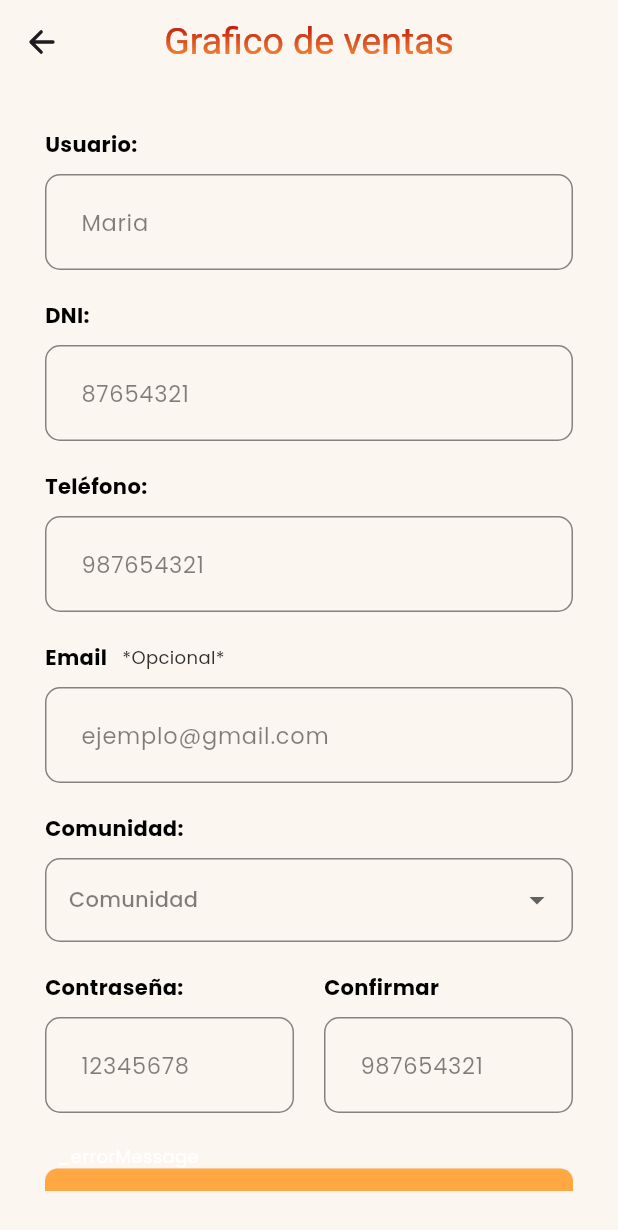
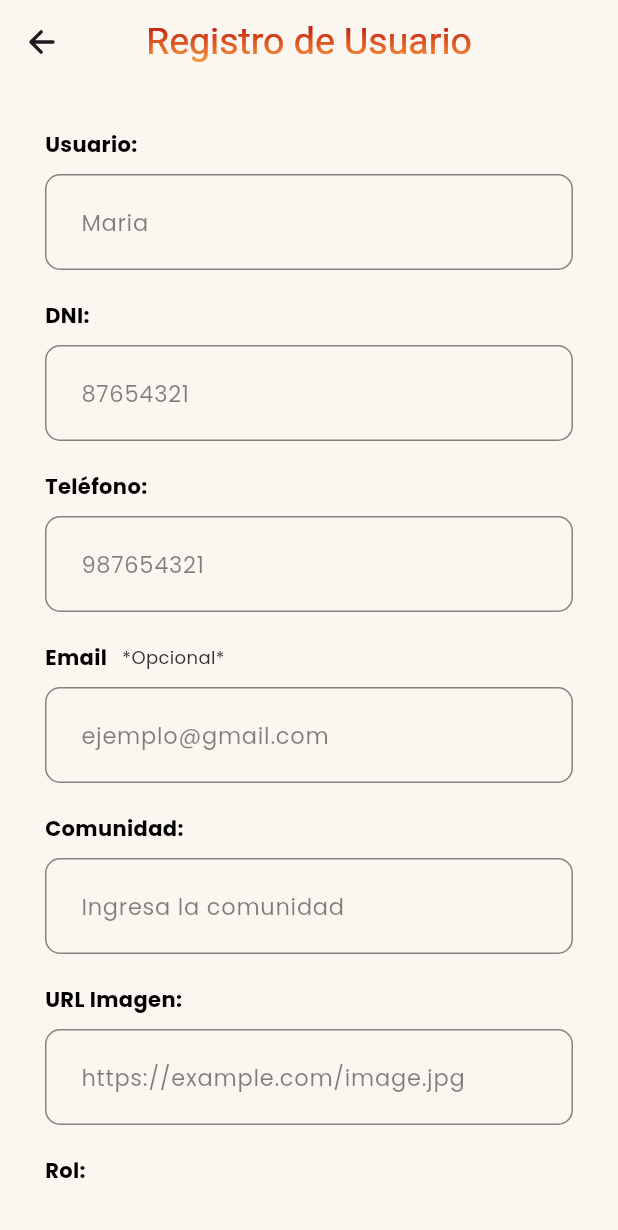
Before and after one commit to Esclender/wayllu-project, a Flutter app: the RegisterUserScreen screen opened by its route, on a phone screen of 412 x 824 dp. Shown: the top 1230 px of the screen. Run offline on Flutter 3.47's test engine with Material 3 defaults, Android fonts, the light colour scheme and no system bars; our stand-ins replace auto_route, auto_size_text, badges, dio, equatable, flutter_bloc and 12 more; generated files the repository leaves out were written again; Roboto replaces fonts that are missing (Gotham).

Commit message:
Logica para registrar usuarios

```diff
--- a/lib/main.dart
+++ b/lib/main.dart
@@ -7,6 +7,7 @@ import 'package:wayllu_project/src/config/router/app_router.dart';
 import 'package:wayllu_project/src/config/theme/app_theme.dart';
 import 'package:wayllu_project/src/data/api_repository.imp.dart';
 import 'package:wayllu_project/src/locator.dart';
+import 'package:wayllu_project/src/presentation/cubit/artisans_register_cubit.dart';
 import 'package:wayllu_project/src/presentation/cubit/productos_carrito_cubit.dart';
 import 'package:wayllu_project/src/presentation/cubit/products_list_cubit.dart';
 import 'package:wayllu_project/src/presentation/cubit/user_logged_cubit.dart';
@@ -58,6 +59,11 @@ class BlocSettup extends StatelessWidget {
             locator<ProductsApiRepositoryImpl>(),
           ),
         ),
+        BlocProvider<ArtisansCubit>(
+          create: (BuildContext context) => ArtisansCubit(
+            locator<ArtisansApiRepositoryImpl>(),
+          ),
+        ),
       ],
       child: MyApp(),
     );
--- a/lib/src/data/remoteRespositories/artesanos/artesanos.repo.dart
+++ b/lib/src/data/remoteRespositories/artesanos/artesanos.repo.dart
@@ -18,4 +18,10 @@ abstract class ArtesansApiServices {
     @Query('pagina') int pagina,
     @Query('nombre') String nombre,
   );
+
+
+  @POST('/registro')
+  Future<HttpResponse<void>> registerArtisan(
+    @Body() Map<String, dynamic> artisanData,
+  );
 }
--- /dev/null
+++ b/lib/src/domain/dtos/registerArtisanDto/artisan_rep.dart
@@ -0,0 +1,44 @@
+// ignore_for_file: public_member_api_docs, sort_constructors_first
+// ignore_for_file: non_constant_identifier_names
+import 'dart:convert';
+
+import 'package:equatable/equatable.dart';
+import 'package:json_annotation/json_annotation.dart';
+
+part 'artisan_rep.g.dart';
+
+@JsonSerializable()
+class ArtesanoDto {
+  final String NOMBRE_COMPLETO;
+  final int DNI;
+  final String COMUNIDAD;
+  final int CDG_COMUNIDAD;
+  final String CLAVE;
+  final int CODIGO;
+  final String URL_IMAGE;
+  final String ROL;
+
+  ArtesanoDto({
+    required this.NOMBRE_COMPLETO,
+    required this.DNI,
+    required this.COMUNIDAD,
+    required this.CDG_COMUNIDAD,
+    required this.CLAVE,
+    required this.CODIGO,
+    required this.URL_IMAGE,
+    required this.ROL,
+  });
+
+  Map<String, dynamic> toJson() {
+    return {
+      'NOMBRE_COMPLETO': NOMBRE_COMPLETO,
+      'DNI': DNI,
+      'COMUNIDAD': COMUNIDAD,
+      'CDG_COMUNIDAD': CDG_COMUNIDAD,
+      'CLAVE': CLAVE,
+      'CODIGO': CODIGO,
+      'URL_IMAGE': URL_IMAGE,
+      'ROL': ROL,
+    };
+  }
+}
--- a/lib/src/presentation/views/admin/usersScreens/register_screen.dart
+++ b/lib/src/presentation/views/admin/usersScreens/register_screen.dart
@@ -1,18 +1,21 @@
 import 'package:auto_route/auto_route.dart';
 import 'package:flutter/material.dart';
+import 'package:flutter_bloc/flutter_bloc.dart';
 import 'package:google_fonts/google_fonts.dart';
 import 'package:hexcolor/hexcolor.dart';
 import 'package:ionicons/ionicons.dart';
 import 'package:wayllu_project/src/config/router/app_router.dart';
+import 'package:wayllu_project/src/data/api_repository.imp.dart';
+import 'package:wayllu_project/src/domain/dtos/registerArtisanDto/artisan_rep.dart';
 import 'package:wayllu_project/src/domain/models/community_model.dart';
 import 'package:wayllu_project/src/locator.dart';
+import 'package:wayllu_project/src/presentation/cubit/artisans_register_cubit.dart';
 import 'package:wayllu_project/src/presentation/widgets/gradient_widgets.dart';
 import 'package:wayllu_project/src/presentation/widgets/register_user/info_label_modal.dart';
 import 'package:wayllu_project/src/presentation/widgets/register_user/my_text_label.dart';
 import 'package:wayllu_project/src/presentation/widgets/register_user/my_textfield.dart';
 import 'package:wayllu_project/src/presentation/widgets/register_user/space_y.dart';
 import 'package:wayllu_project/src/utils/constants/colors.dart';
-
 @RoutePage()
 class RegisterUserScreen extends StatefulWidget {
   const RegisterUserScreen({super.key});
@@ -23,8 +26,7 @@ class RegisterUserScreen extends StatefulWidget {
 
 class _RegisterUserScreenState extends State<RegisterUserScreen> {
   final TextEditingController _textEditingController = TextEditingController();
-
-  var community_select;
+  final _formKey = GlobalKey<FormState>();
 
   String? username;
   String? dni;
@@ -33,50 +35,24 @@ class _RegisterUserScreenState extends State<RegisterUserScreen> {
   String? community;
   String? password;
   String? confirmPassword;
+  String? urlImage;
+  String? rol;
 
   @override
   void dispose() {
     _textEditingController.clear();
     super.dispose();
   }
-
-  bool isEmailCorrect = false;
-  final _formKey = GlobalKey<FormState>();
-
   final appRouter = getIt<AppRouter>();
-
-  List<DropdownMenuItem<String>> communityDropdownItems =
-      list_community.map((community) {
-    return DropdownMenuItem<String>(
-      value: community.id,
-      child: Text(community.name),
-    );
-  }).toList();
-
-  Text t = Text(
-    'Comunidad',
-    style: GoogleFonts.poppins(
-      fontSize: 14,
-      color: const Color.fromARGB(
-        128,
-        0,
-        0,
-        0,
-      ),
-    ),
-  );
-
-// confirm modal
   void _submit() {
+    if (_formKey.currentState!.validate()) {
+      _formKey.currentState!.save();
       showDialog<void>(
         context: context,
         builder: (BuildContext context) {
           return AlertDialog(
             title: const Center(
-            child: Text(
-              '¿Estas segura de crear el nuevo usuario?',
-              style: TextStyle(fontSize: 18),
-            ),
+              child: Text('¿Estas segura de crear el nuevo usuario?', style: TextStyle(fontSize: 18)),
             ),
             content: SingleChildScrollView(
               child: Column(
@@ -89,10 +65,11 @@ class _RegisterUserScreenState extends State<RegisterUserScreen> {
                   const SpaceY(),
                   InfoLabelModal(hintText: 'Email:', valueText: email ?? ''),
                   const SpaceY(),
-                InfoLabelModal(
-                  hintText: 'Comunidad:',
-                  valueText: community_select.toString(),
-                ),
+                  InfoLabelModal(hintText: 'Comunidad:', valueText: community ?? ''),
+                  const SpaceY(),
+                  InfoLabelModal(hintText: 'URL Imagen:', valueText: urlImage ?? ''),
+                  const SpaceY(),
+                  InfoLabelModal(hintText: 'Rol:', valueText: rol ?? ''),
                 ],
               ),
             ),
@@ -108,7 +85,9 @@ class _RegisterUserScreenState extends State<RegisterUserScreen> {
                       ),
                     ),
                     child: const Text('Volver'),
-                  onPressed: () {},
+                    onPressed: () {
+                      Navigator.of(context).pop();
+                    },
                   ),
                   TextButton(
                     style: TextButton.styleFrom(
@@ -119,9 +98,32 @@ class _RegisterUserScreenState extends State<RegisterUserScreen> {
                     ),
                     child: const Text('Guardar'),
                     onPressed: () {
+                      if (username != null &&
+                          dni != null &&
+                          community != null &&
+                          password != null &&
+                          urlImage != null &&
+                          rol != null) {
+                        final artesano = ArtesanoDto(
+                          NOMBRE_COMPLETO: username!,
+                          DNI: int.parse(dni!),
+                          COMUNIDAD: community!,
+                          CDG_COMUNIDAD: 1, // Example value for CDG_COMUNIDAD
+                          CLAVE: password!,
+                          CODIGO: 1005, // Example value for CODIGO
+                          URL_IMAGE: urlImage!,
+                          ROL: rol!,
+                        );
+
+                        context.read<ArtisansCubit>().registerArtisan(artesano);
+
                         Navigator.of(context).pop();
                         FocusScope.of(context).unfocus();
                         _formKey.currentState?.reset();
+                      } else {
+                        // Handle the case when any variable is null
+                        // Show an error message or some other action
+                      }
                     },
                   ),
                 ],
@@ -130,6 +132,7 @@ class _RegisterUserScreenState extends State<RegisterUserScreen> {
           );
         },
       );
+    }
   }
 
   @override
@@ -144,15 +147,13 @@ class _RegisterUserScreenState extends State<RegisterUserScreen> {
           child: const Icon(Ionicons.arrow_back),
         ),
         title: GradientText(
-          text: 'Grafico de ventas',
+          text: 'Registro de Usuario',
           fontSize: 25.0,
         ),
         centerTitle: true,
       ),
       body: Padding(
-        padding: const EdgeInsets.all(
-          30.0,
-        ),
+        padding: const EdgeInsets.all(30.0),
         child: Form(
           key: _formKey,
           child: ListView(
@@ -160,9 +161,7 @@ class _RegisterUserScreenState extends State<RegisterUserScreen> {
               Column(
                 children: [
                   const MyTextLabel(hintText: 'Usuario:'),
-                  const SizedBox(
-                    height: 10,
-                  ),
+                  const SizedBox(height: 10),
                   MyTextField(
                     onChanged: (text) {},
                     onSaved: (val) => {
@@ -178,9 +177,7 @@ class _RegisterUserScreenState extends State<RegisterUserScreen> {
                     crossAxisAlignment: CrossAxisAlignment.start,
                     children: [
                       const MyTextLabel(hintText: 'DNI:'),
-                      const SizedBox(
-                        height: 10,
-                      ),
+                      const SizedBox(height: 10),
                       MyTextField(
                         onChanged: (text) {},
                         onSaved: (val) => {
@@ -197,12 +194,8 @@ class _RegisterUserScreenState extends State<RegisterUserScreen> {
                   Column(
                     crossAxisAlignment: CrossAxisAlignment.start,
                     children: [
-                      const MyTextLabel(
-                        hintText: 'Teléfono:',
-                      ),
-                      const SizedBox(
-                        height: 10,
-                      ),
+                      const MyTextLabel(hintText: 'Teléfono:'),
+                      const SizedBox(height: 10),
                       MyTextField(
                         onChanged: (text) {},
                         onSaved: (val) => {
@@ -240,6 +233,7 @@ class _RegisterUserScreenState extends State<RegisterUserScreen> {
                     ),
                     const SpaceY(),
                     Column(
+                      crossAxisAlignment: CrossAxisAlignment.start,
                       children: [
                         const MyTextLabel(
                           hintText: 'Comunidad:',
@@ -247,54 +241,51 @@ class _RegisterUserScreenState extends State<RegisterUserScreen> {
                         const SizedBox(
                           height: 10,
                         ),
-                      DropdownButtonFormField(
-                        decoration: InputDecoration(
-                          border: OutlineInputBorder(
-                            borderSide: const BorderSide(
-                              color: Color.fromARGB(
-                                120,
-                                0,
-                                0,
-                                0,
+                        MyTextField(
+                          onChanged: (text) {},
+                          onSaved: (val) => {
+                            setState(() {
+                              community = val;
+                            }),
+                          },
+                          hintText: 'Ingresa la comunidad',
+                          obscureText: false,
                       ),
+                    ],
                   ),
-                            borderRadius: BorderRadius.circular(10),
+                  const SpaceY(),
+                  Column(
+                    crossAxisAlignment: CrossAxisAlignment.start,
+                    children: [
+                      const MyTextLabel(hintText: 'URL Imagen:'),
+                      const SizedBox(height: 10),
+                      MyTextField(
+                        onChanged: (text) {},
+                        onSaved: (val) => {
+                          setState(() {
+                            urlImage = val;
+                          }),
+                        },
+                        hintText: 'https://example.com/image.jpg',
+                        obscureText: false,
                       ),
-                          enabledBorder: OutlineInputBorder(
-                            borderSide: const BorderSide(
-                              color: Color.fromARGB(
-                                120,
-                                0,
-                                0,
-                                0,
+                    ],
                   ),
-                            ),
-                            borderRadius: BorderRadius.circular(10),
-                          ),
-                        ),
-                        items: communityDropdownItems,
-                        hint: Text(
-                          'Comunidad',
-                          style: GoogleFonts.poppins(
-                            fontSize: 14,
-                            color: const Color.fromARGB(
-                              128,
-                              0,
-                              0,
-                              0,
-                            ),
-                          ),
-                        ),
-                        onChanged: (value) {
+                  const SpaceY(),
+                  Column(
+                    crossAxisAlignment: CrossAxisAlignment.start,
+                    children: [
+                      const MyTextLabel(hintText: 'Rol:'),
+                      const SizedBox(height: 10),
+                      MyTextField(
+                        onChanged: (text) {},
+                        onSaved: (val) => {
                           setState(() {
-                            community_select = value;
-                          });
+                            rol = val;
+                          }),
                         },
-                        onSaved: (value) {
-                          setState(() {
-                            community_select = value;
-                          });
-                        },
+                        hintText: 'ARTESANO',
+                        obscureText: false,
                       ),
                     ],
                   ),
@@ -309,12 +300,8 @@ class _RegisterUserScreenState extends State<RegisterUserScreen> {
                       child: Column(
                         crossAxisAlignment: CrossAxisAlignment.start,
                         children: [
-                          const MyTextLabel(
-                            hintText: 'Contraseña:',
-                          ),
-                          const SizedBox(
-                            height: 10,
-                          ),
+                          const MyTextLabel(hintText: 'Contraseña:'),
+                          const SizedBox(height: 10),
                           MyTextField(
                             onSaved: (val) => {
                               setState(() {
@@ -332,35 +319,21 @@ class _RegisterUserScreenState extends State<RegisterUserScreen> {
                       child: Column(
                         crossAxisAlignment: CrossAxisAlignment.start,
                         children: [
-                          const MyTextLabel(
-                            hintText: 'Confirmar',
-                          ),
-                          const SizedBox(
-                            height: 10,
-                          ),
+                          const MyTextLabel(hintText: 'Confirmar'),
+                          const SizedBox(height: 10),
                           MyTextField(
                             onSaved: (val) => {
                               setState(() {
                                 confirmPassword = val;
                               }),
                             },
-                            hintText: '987654321',
+                            hintText: '12345678',
                             obscureText: true,
                           ),
                         ],
                       ),
                     ),
                   ],
-                ),
-              ),
-              Padding(
-                padding: const EdgeInsets.fromLTRB(8, 0, 0, 0),
-                child: Text(
-                  '_errorMessage',
-                  style: GoogleFonts.poppins(
-                    fontSize: 12,
-                    color: Colors.white,
-                  ),
                 ),
               ),
               ElevatedButton(
```
Also changed, not shown: lib/src/data/api_repository.imp.dart (+10 -0 lines), lib/src/presentation/cubit/artisans_register_cubit.dart (added, +34 -0 lines), lib/src/data/remoteRespositories/artesanos/artesanos.repo.g.dart, lib/src/domain/dtos/registerArtisanDto/artisan_rep.g.dart (added). Lines whose indentation alone changed are shown as unchanged.
